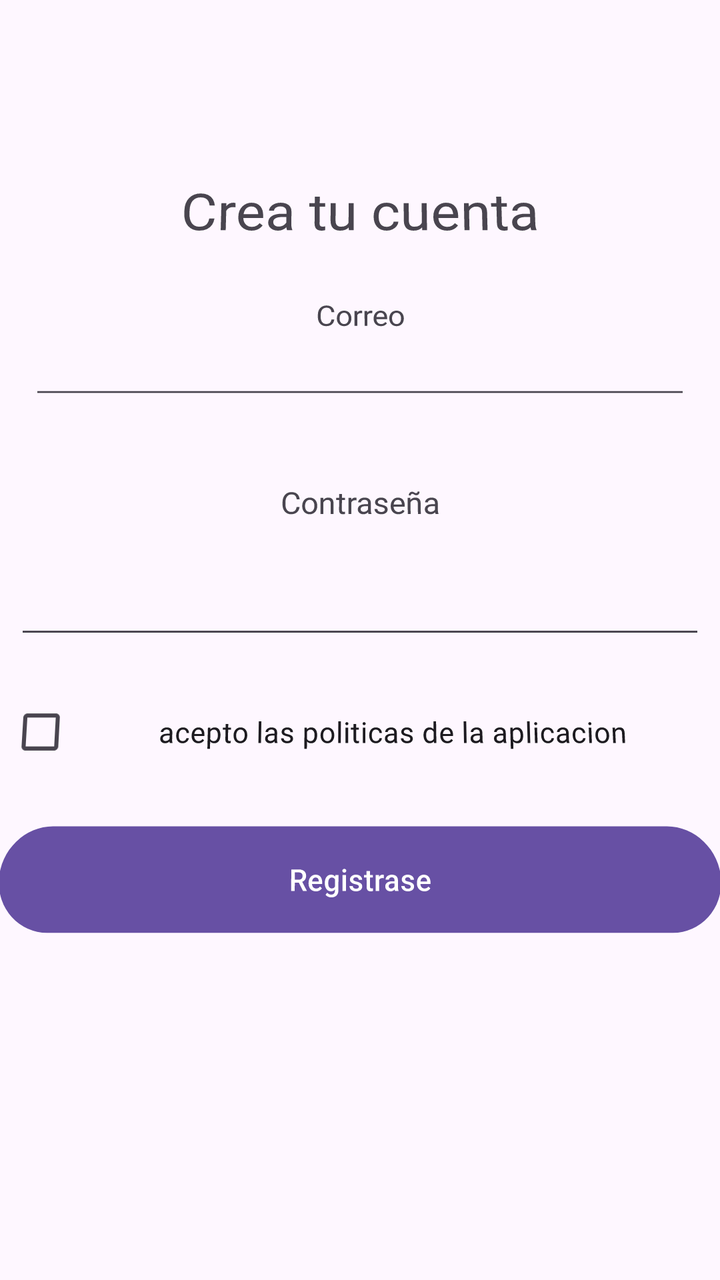
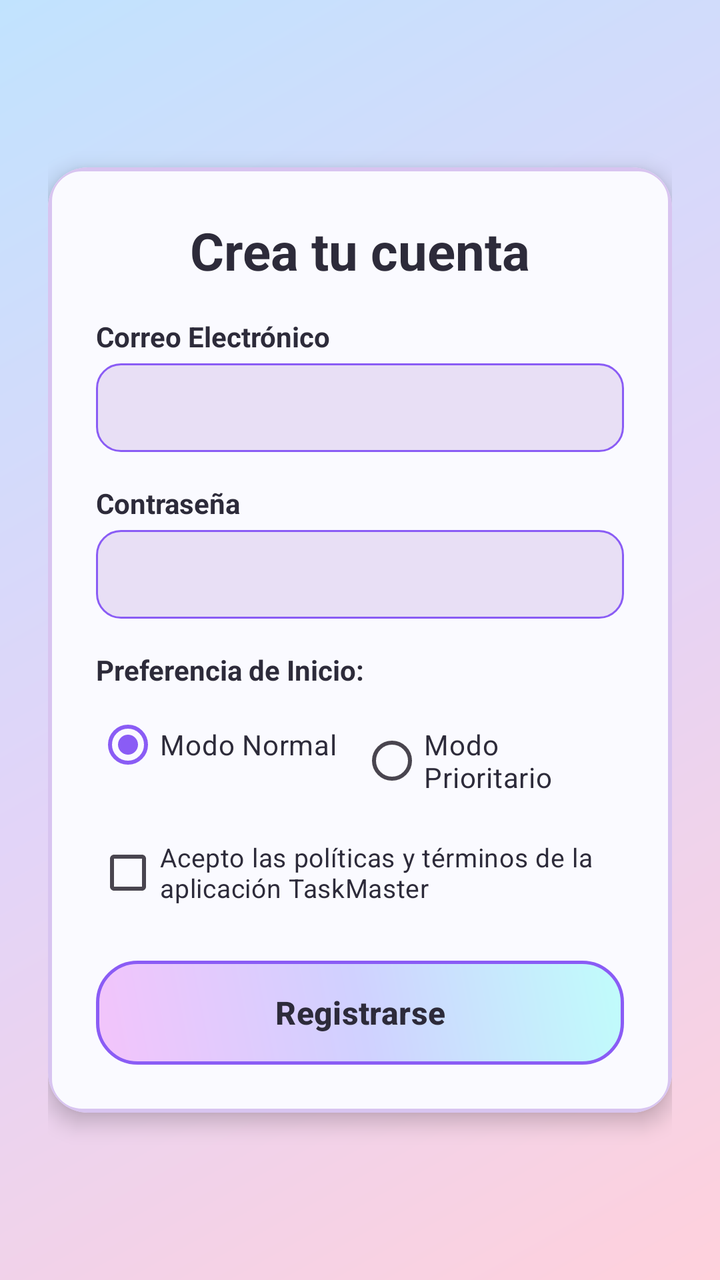

Two renders of the same Android screen: before a commit and after it. Below are the layout's source before the change and the commit's diff.
<!-- AndroidManifest.xml: application theme Theme.Prueba3 -->
<!-- res/layout/activity_registro.xml -->
<?xml version="1.0" encoding="utf-8"?>
<androidx.constraintlayout.widget.ConstraintLayout xmlns:android="http://schemas.android.com/apk/res/android"
    xmlns:app="http://schemas.android.com/apk/res-auto"
    xmlns:tools="http://schemas.android.com/tools"
    android:id="@+id/main"
    android:layout_width="match_parent"
    android:layout_height="match_parent"
    android:rotationX="4"
    tools:context=".RegistroActivity">

    <androidx.constraintlayout.widget.ConstraintLayout
        android:layout_width="match_parent"
        android:layout_height="match_parent"
        tools:layout_editor_absoluteX="-16dp"
        tools:layout_editor_absoluteY="-20dp">

        <LinearLayout
            android:id="@+id/linearLayout"
            android:layout_width="346dp"
            android:layout_height="508dp"
            android:orientation="vertical"
            app:layout_constraintBottom_toBottomOf="parent"
            app:layout_constraintEnd_toEndOf="parent"
            app:layout_constraintHorizontal_bias="0.495"
            app:layout_constraintStart_toStartOf="parent"
            app:layout_constraintTop_toTopOf="parent">

            <TextView
                android:id="@+id/textView2"
                android:layout_width="match_parent"
                android:layout_height="70dp"
                android:text="@string/ar_titulo"
                android:textAlignment="center"
                android:textSize="30sp" />

            <TextView
                android:id="@+id/textView3"
                android:layout_width="match_parent"
                android:layout_height="21dp"
                android:text="@string/am_txtCorreo"
                android:textAlignment="center"
                android:textSize="16sp" />

            <EditText
                android:id="@+id/editTextTextPassword"
                android:layout_width="match_parent"
                android:layout_height="wrap_content"
                android:layout_marginBottom="40dp"
                android:ems="10"
                android:inputType="textPassword" />

            <TextView
                android:id="@+id/textView4"
                android:layout_width="match_parent"
                android:layout_height="wrap_content"
                android:layout_marginBottom="23dp"
                android:text="@string/am_txtContraseña"
                android:textAlignment="center"
                android:textSize="16sp" />

            <EditText
                android:id="@+id/editTextTextEmailAddress"
                android:layout_width="match_parent"
                android:layout_height="wrap_content"
                android:ems="10"
                android:inputType="textEmailAddress" />

            <CheckBox
                android:id="@+id/checkBox"
                android:layout_width="match_parent"
                android:layout_height="82dp"
                android:text="@string/ar_cbTerminos"
                android:textAlignment="center" />

            <Button
                android:id="@+id/btnRegistrarse"
                android:layout_width="match_parent"
                android:layout_height="57dp"
                android:onClick="btnRegistrarse"
                android:text="@string/ar_btnReistrate"
                android:textAlignment="center" />

        </LinearLayout>

    </androidx.constraintlayout.widget.ConstraintLayout>

</androidx.constraintlayout.widget.ConstraintLayout>
<!-- resources referenced by this layout -->
<resources>
  <string name="am_txtCorreo">Correo</string>
  <string name="ar_btnReistrate">Registrase</string>
  <string name="ar_cbTerminos">acepto las politicas de la aplicacion </string>
  <string name="ar_titulo">Crea tu cuenta</string>
  <style name="Theme.Prueba3" parent="Base.Theme.Prueba3" />
  <style name="Base.Theme.Prueba3" parent="Theme.Material3.DayNight.NoActionBar">
          
          
      </style>
</resources>

<!-- the commit's change to res/layout/activity_registro.xml (unified diff, before → after) -->
@@ -5,83 +5,154 @@
     android:id="@+id/main"
     android:layout_width="match_parent"
     android:layout_height="match_parent"
-    android:rotationX="4"
+    android:background="@drawable/bg_gradient_tornasol"
     tools:context=".RegistroActivity">
 
-    <androidx.constraintlayout.widget.ConstraintLayout
+    <ScrollView
         android:layout_width="match_parent"
         android:layout_height="match_parent"
-        tools:layout_editor_absoluteX="-16dp"
-        tools:layout_editor_absoluteY="-20dp">
+        android:fillViewport="true">
 
-        <LinearLayout
-            android:id="@+id/linearLayout"
-            android:layout_width="346dp"
-            android:layout_height="508dp"
-            android:orientation="vertical"
-            app:layout_constraintBottom_toBottomOf="parent"
-            app:layout_constraintEnd_toEndOf="parent"
-            app:layout_constraintHorizontal_bias="0.495"
-            app:layout_constraintStart_toStartOf="parent"
-            app:layout_constraintTop_toTopOf="parent">
+        <androidx.constraintlayout.widget.ConstraintLayout
+            android:layout_width="match_parent"
+            android:layout_height="wrap_content"
+            android:padding="24dp">
 
-            <TextView
-                android:id="@+id/textView2"
-                android:layout_width="match_parent"
-                android:layout_height="70dp"
-                android:text="@string/ar_titulo"
-                android:textAlignment="center"
-                android:textSize="30sp" />
-
-            <TextView
-                android:id="@+id/textView3"
-                android:layout_width="match_parent"
-                android:layout_height="21dp"
-                android:text="@string/am_txtCorreo"
-                android:textAlignment="center"
-                android:textSize="16sp" />
-
-            <EditText
-                android:id="@+id/editTextTextPassword"
+            <androidx.cardview.widget.CardView
+                android:id="@+id/crdFormularioRegistro"
                 android:layout_width="match_parent"
                 android:layout_height="wrap_content"
-                android:layout_marginBottom="40dp"
-                android:ems="10"
-                android:inputType="textPassword" />
+                app:cardCornerRadius="20dp"
+                app:cardElevation="6dp"
+                app:layout_constraintBottom_toBottomOf="parent"
+                app:layout_constraintTop_toTopOf="parent"
+                tools:layout_editor_absoluteX="24dp">
 
-            <TextView
-                android:id="@+id/textView4"
-                android:layout_width="match_parent"
-                android:layout_height="wrap_content"
-                android:layout_marginBottom="23dp"
-                android:text="@string/am_txtContraseña"
-                android:textAlignment="center"
-                android:textSize="16sp" />
+                <LinearLayout
+                    android:id="@+id/lyContenedorRegistro"
+                    android:layout_width="match_parent"
+                    android:layout_height="wrap_content"
+                    android:background="@drawable/bg_card_tornasol"
+                    android:orientation="vertical"
+                    android:padding="24dp">
 
-            <EditText
-                android:id="@+id/editTextTextEmailAddress"
-                android:layout_width="match_parent"
-                android:layout_height="wrap_content"
-                android:ems="10"
-                android:inputType="textEmailAddress" />
+                    <TextView
+                        android:id="@+id/txtVTituloRegistro"
+                        android:layout_width="match_parent"
+                        android:layout_height="wrap_content"
+                        android:gravity="center"
+                        android:text="@string/ar_titulo"
+                        android:textColor="@color/text_primary"
+                        android:textSize="26sp"
+                        android:textStyle="bold" />
 
-            <CheckBox
-                android:id="@+id/checkBox"
-                android:layout_width="match_parent"
-                android:layout_height="82dp"
-                android:text="@string/ar_cbTerminos"
-                android:textAlignment="center" />
+                    <TextView
+                        android:id="@+id/txtVEtiquetaCorreo"
+                        android:layout_width="match_parent"
+                        android:layout_height="wrap_content"
+                        android:layout_marginTop="16dp"
+                        android:text="@string/ar_txtCorreo"
+                        android:textColor="@color/text_primary"
+                        android:textSize="14sp"
+                        android:textStyle="bold" />
 
-            <Button
-                android:id="@+id/btnRegistrarse"
-                android:layout_width="match_parent"
-                android:layout_height="57dp"
-                android:onClick="btnRegistrarse"
-                android:text="@string/ar_btnReistrate"
-                android:textAlignment="center" />
+                    <EditText
+                        android:id="@+id/txtECorreo"
+                        android:layout_width="match_parent"
+                        android:layout_height="wrap_content"
+                        android:layout_marginTop="4dp"
+                        android:autofillHints="emailAddress"
+                        android:background="@drawable/bg_spinner_tornasol"
+                        android:ems="10"
+                        android:inputType="textEmailAddress"
+                        android:padding="12dp"
+                        android:textColor="@color/text_primary"
+                        android:textSize="15sp" />
 
-        </LinearLayout>
+                    <TextView
+                        android:id="@+id/txtVEtiquetaContrasena"
+                        android:layout_width="match_parent"
+                        android:layout_height="wrap_content"
+                        android:layout_marginTop="16dp"
+                        android:text="@string/ar_txtContraseña"
+                        android:textColor="@color/text_primary"
+                        android:textSize="14sp"
+                        android:textStyle="bold" />
 
-    </androidx.constraintlayout.widget.ConstraintLayout>
+                    <EditText
+                        android:id="@+id/txtEContrasena"
+                        android:layout_width="match_parent"
+                        android:layout_height="wrap_content"
+                        android:layout_marginTop="4dp"
+                        android:autofillHints="password"
+                        android:background="@drawable/bg_spinner_tornasol"
+                        android:ems="10"
+                        android:inputType="textPassword"
+                        android:padding="12dp"
+                        android:textColor="@color/text_primary"
+                        android:textSize="15sp" />
+
+                    <TextView
+                        android:id="@+id/txtVPreferencia"
+                        android:layout_width="match_parent"
+                        android:layout_height="wrap_content"
+                        android:layout_marginTop="16dp"
+                        android:text="@string/ar_lbl_preferencia"
+                        android:textColor="@color/text_primary"
+                        android:textSize="14sp"
+                        android:textStyle="bold" />
+
+                    <RadioGroup
+                        android:id="@+id/rgPreferencia"
+                        android:layout_width="match_parent"
+                        android:layout_height="wrap_content"
+                        android:layout_marginTop="4dp"
+                        android:orientation="horizontal">
+
+                        <RadioButton
+                            android:id="@+id/rbPrefNormal"
+                            android:layout_width="0dp"
+                            android:layout_height="wrap_content"
+                            android:layout_weight="1"
+                            android:checked="true"
+                            android:text="@string/ar_pref_normal"
+                            android:textColor="@color/text_primary" />
+
+                        <RadioButton
+                            android:id="@+id/rbPrefPrioritaria"
+                            android:layout_width="0dp"
+                            android:layout_height="wrap_content"
+                            android:layout_weight="1"
+                            android:text="@string/ar_pref_prioritario"
+                            android:textColor="@color/text_primary" />
+                    </RadioGroup>
+
+                    <CheckBox
+                        android:id="@+id/chkTTerminos"
+                        android:layout_width="match_parent"
+                        android:layout_height="wrap_content"
+                        android:layout_marginTop="16dp"
+                        android:text="@string/ar_cbTerminos"
+                        android:textColor="@color/text_primary"
+                        android:textSize="13sp" />
+
+                    <Button
+                        android:id="@+id/btnRegistrarse"
+                        android:layout_width="match_parent"
+                        android:layout_height="52dp"
+                        android:layout_marginTop="20dp"
+                        android:background="@drawable/bg_button_tornasol"
+                        android:onClick="btnRegistrarse"
+                        android:text="@string/ar_btnReistrate"
+                        android:textColor="@color/text_primary"
+                        android:textSize="16sp"
+                        android:textStyle="bold"
+                        app:backgroundTint="@null" />
+
+                </LinearLayout>
+            </androidx.cardview.widget.CardView>
+
+        </androidx.constraintlayout.widget.ConstraintLayout>
+    </ScrollView>
 
 </androidx.constraintlayout.widget.ConstraintLayout>
<!-- resource entries referenced after the edit -->
@@ -1,13 +1,89 @@
 <!-- resources referenced by this layout -->
 <resources>
-  <string name="am_txtCorreo">Correo</string>
-  <string name="ar_btnReistrate">Registrase</string>
-  <string name="ar_cbTerminos">acepto las politicas de la aplicacion </string>
+  <color name="text_primary">#2D2B3A</color>
+  <!-- drawable bg_button_tornasol (drawable) -->
+  <?xml version="1.0" encoding="utf-8"?>
+  <ripple xmlns:android="http://schemas.android.com/apk/res/android"
+      android:color="#408A5CF5">
+      <item>
+          <shape android:shape="rectangle">
+              <corners android:radius="20dp" />
+              <gradient
+                  android:angle="45"
+                  android:startColor="@color/pastel_rose"
+                  android:centerColor="@color/pastel_purple"
+                  android:endColor="@color/pastel_cyan"
+                  android:type="linear" />
+              <stroke
+                  android:width="1.5dp"
+                  android:color="@color/accent_purple" />
+          </shape>
+      </item>
+  </ripple>
+  <!-- drawable bg_card_tornasol (drawable) -->
+  <?xml version="1.0" encoding="utf-8"?>
+  <shape xmlns:android="http://schemas.android.com/apk/res/android"
+      android:shape="rectangle">
+      <solid android:color="@color/card_bg" />
+      <corners android:radius="16dp" />
+      <stroke
+          android:width="2dp"
+          android:color="@color/card_stroke" />
+  </shape>
+  <!-- drawable bg_gradient_tornasol (drawable) -->
+  <?xml version="1.0" encoding="utf-8"?>
+  <shape xmlns:android="http://schemas.android.com/apk/res/android"
+      android:shape="rectangle">
+      <gradient
+          android:angle="135"
+          android:startColor="@color/tornasol_start"
+          android:centerColor="@color/tornasol_center"
+          android:endColor="@color/tornasol_end"
+          android:type="linear" />
+  </shape>
+  <!-- drawable bg_spinner_tornasol (drawable) -->
+  <?xml version="1.0" encoding="utf-8"?>
+  <shape xmlns:android="http://schemas.android.com/apk/res/android"
+      android:shape="rectangle">
+      <solid android:color="@color/pastel_lavender" />
+      <corners android:radius="12dp" />
+      <stroke
+          android:width="1dp"
+          android:color="@color/accent_purple" />
+      <padding
+          android:left="12dp"
+          android:top="8dp"
+          android:right="12dp"
+          android:bottom="8dp" />
+  </shape>
+  <string name="ar_btnReistrate">Registrarse</string>
+  <string name="ar_cbTerminos">Acepto las políticas y términos de la aplicación TaskMaster</string>
+  <string name="ar_lbl_preferencia">Preferencia de Inicio:</string>
+  <string name="ar_pref_normal">Modo Normal</string>
+  <string name="ar_pref_prioritario">Modo Prioritario</string>
   <string name="ar_titulo">Crea tu cuenta</string>
+  <string name="ar_txtCorreo">Correo Electrónico</string>
   <style name="Theme.Prueba3" parent="Base.Theme.Prueba3" />
+  <color name="pastel_rose">#F3C4FB</color>
+  <color name="pastel_purple">#D0D1FF</color>
+  <color name="pastel_cyan">#C0FDFB</color>
+  <color name="accent_purple">#8A5CF5</color>
+  <color name="card_bg">#FAFAFF</color>
+  <color name="card_stroke">#D8C4F0</color>
+  <color name="tornasol_start">#FFD1DC</color>
+  <color name="tornasol_center">#E2D4F8</color>
+  <color name="tornasol_end">#C1E3FE</color>
+  <color name="pastel_lavender">#E8DFF5</color>
   <style name="Base.Theme.Prueba3" parent="Theme.Material3.DayNight.NoActionBar">
           
-          
+          <item name="colorPrimary">@color/accent_purple</item>
+          <item name="colorOnPrimary">@color/white</item>
+          <item name="colorPrimaryContainer">@color/pastel_lavender</item>
+          <item name="colorOnPrimaryContainer">@color/text_primary</item>
+          <item name="colorSecondary">@color/pastel_rose</item>
+          <item name="android:windowBackground">@color/pastel_lavender</item>
+          <item name="android:textColorPrimary">@color/text_primary</item>
       </style>
+  <color name="white">#FFFFFFFF</color>
 </resources>
 
